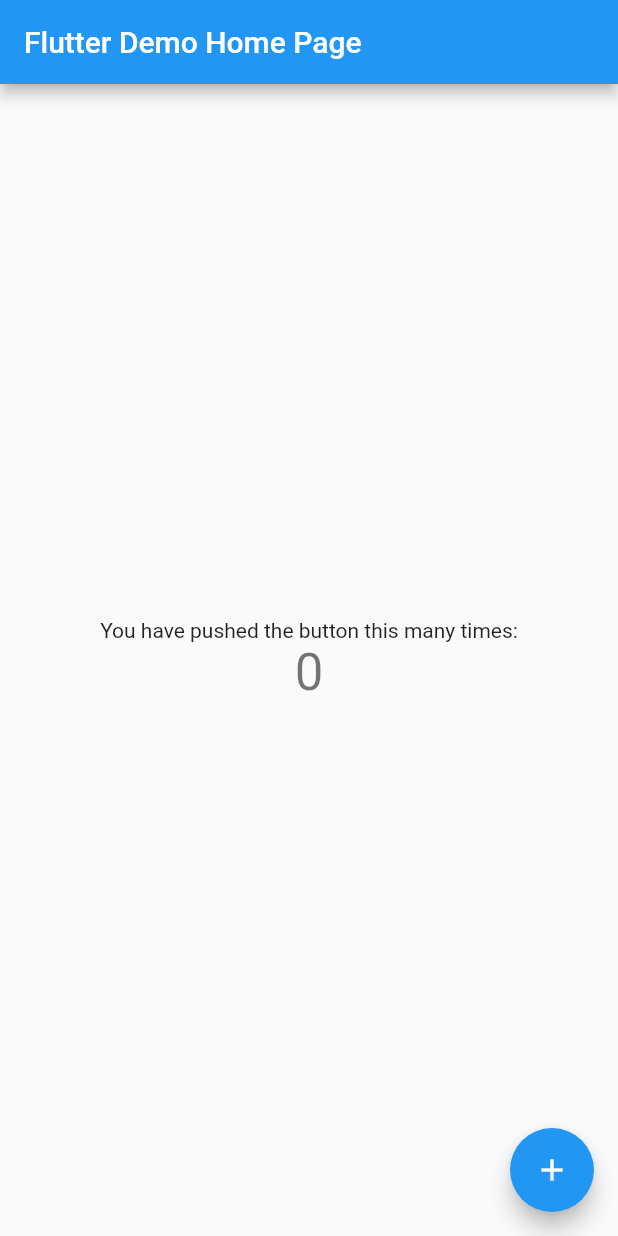
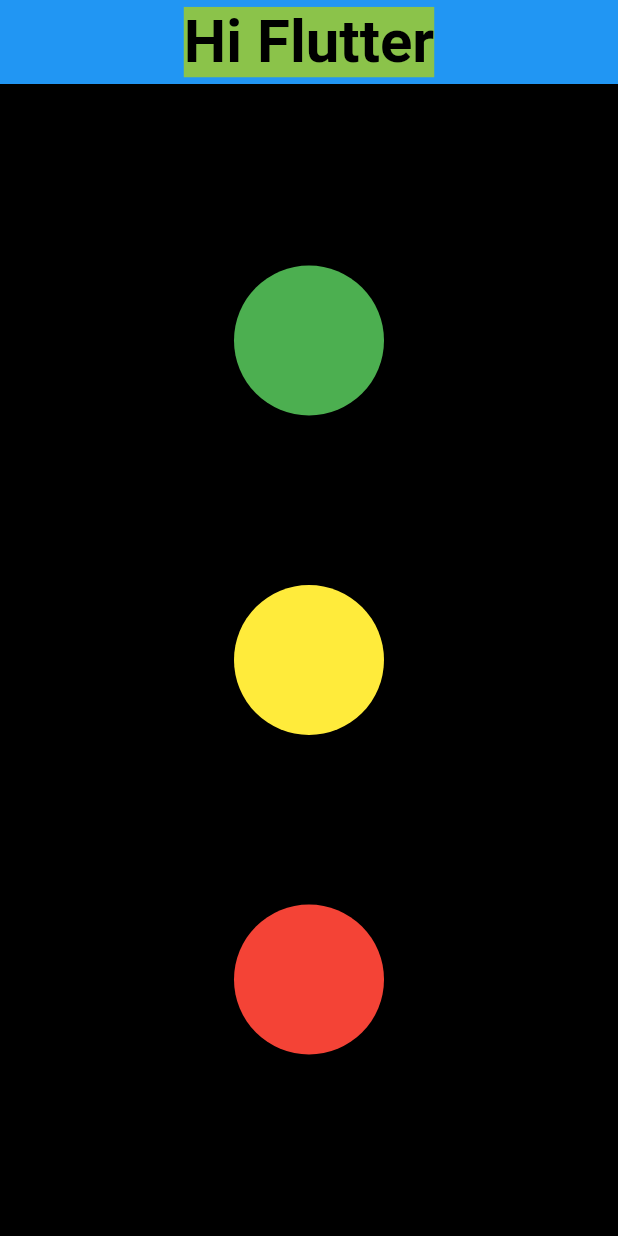
Before and after one commit to vivekvj18/Flutter-App-Tutorials, a Flutter app: the screen it shows after launch, on a phone screen of 412 x 824 dp. Run offline on Flutter 3.47's test engine with Material 2 defaults, Android fonts, the phone set to English and light mode, and no system bars.

Commit message:
Traffic Signal

```diff
--- a/lib/main.dart
+++ b/lib/main.dart
@@ -1,111 +1,55 @@
 import 'package:flutter/material.dart';
 
-void main() => runApp(MyApp());
 
-class MyApp extends StatelessWidget {
-  // This widget is the root of your application.
+void main(){
+  runApp(MaterialApp(
+    title: "Awsome App",
+    home: Homepage()
+  ));
+}
+
+
+class Homepage extends StatelessWidget {
   @override
   Widget build(BuildContext context) {
-    return MaterialApp(
-      title: 'Flutter Demo',
-      theme: ThemeData(
-        // This is the theme of your application.
-        //
-        // Try running your application with "flutter run". You'll see the
-        // application has a blue toolbar. Then, without quitting the app, try
-        // changing the primarySwatch below to Colors.green and then invoke
-        // "hot reload" (press "r" in the console where you ran "flutter run",
-        // or simply save your changes to "hot reload" in a Flutter IDE).
-        // Notice that the counter didn't reset back to zero; the application
-        // is not restarted.
-        primarySwatch: Colors.blue,
+    return Scaffold(
+      appBar: AppBar(title: Text("Hi Flutter",style: TextStyle(fontSize: 40,fontWeight: FontWeight.bold,backgroundColor: Colors.lightGreen,color: Colors.black,), ),
+
+          centerTitle: true
       ),
-      home: MyHomePage(title: 'Flutter Demo Home Page'),
+      body: Container(
+        color: Colors.black,
+        width: MediaQuery.of(context).size.width,
+        height: MediaQuery.of(context).size.height,
+        child: Padding(
+          padding: const EdgeInsets.all(8.0),
+          child: Column(
+            mainAxisAlignment: MainAxisAlignment.spaceEvenly,
+            crossAxisAlignment: CrossAxisAlignment.center,
+            children: <Widget>[
+              Container(
+
+                width: 100,
+                height: 100,
+
+                decoration: BoxDecoration(color: Colors.green,shape: BoxShape.circle),
+              ),
+              Container(
+
+                width: 100,
+                height: 100,
+                decoration: BoxDecoration(color: Colors.yellow,shape: BoxShape.circle),
+              ),
+              Container(
+
+                width: 100,
+                height: 100,
+                decoration: BoxDecoration(color: Colors.red,shape: BoxShape.circle),
+              )
+            ],
+          ),
+        ),
+      ),
     );
   }
 }
-
-class MyHomePage extends StatefulWidget {
-  MyHomePage({Key key, this.title}) : super(key: key);
-
-  // This widget is the home page of your application. It is stateful, meaning
-  // that it has a State object (defined below) that contains fields that affect
-  // how it looks.
-
-  // This class is the configuration for the state. It holds the values (in this
-  // case the title) provided by the parent (in this case the App widget) and
-  // used by the build method of the State. Fields in a Widget subclass are
-  // always marked "final".
-
-  final String title;
-
-  @override
-  _MyHomePageState createState() => _MyHomePageState();
-}
-
-class _MyHomePageState extends State<MyHomePage> {
-  int _counter = 0;
-
-  void _incrementCounter() {
-    setState(() {
-      // This call to setState tells the Flutter framework that something has
-      // changed in this State, which causes it to rerun the build method below
-      // so that the display can reflect the updated values. If we changed
-      // _counter without calling setState(), then the build method would not be
-      // called again, and so nothing would appear to happen.
-      _counter++;
-    });
-  }
-
-  @override
-  Widget build(BuildContext context) {
-    // This method is rerun every time setState is called, for instance as done
-    // by the _incrementCounter method above.
-    //
-    // The Flutter framework has been optimized to make rerunning build methods
-    // fast, so that you can just rebuild anything that needs updating rather
-    // than having to individually change instances of widgets.
-    return Scaffold(
-      appBar: AppBar(
-        // Here we take the value from the MyHomePage object that was created by
-        // the App.build method, and use it to set our appbar title.
-        title: Text(widget.title),
-      ),
-      body: Center(
-        // Center is a layout widget. It takes a single child and positions it
-        // in the middle of the parent.
-        child: Column(
-          // Column is also a layout widget. It takes a list of children and
-          // arranges them vertically. By default, it sizes itself to fit its
-          // children horizontally, and tries to be as tall as its parent.
-          //
-          // Invoke "debug painting" (press "p" in the console, choose the
-          // "Toggle Debug Paint" action from the Flutter Inspector in Android
-          // Studio, or the "Toggle Debug Paint" command in Visual Studio Code)
-          // to see the wireframe for each widget.
-          //
-          // Column has various properties to control how it sizes itself and
-          // how it positions its children. Here we use mainAxisAlignment to
-          // center the children vertically; the main axis here is the vertical
-          // axis because Columns are vertical (the cross axis would be
-          // horizontal).
-          mainAxisAlignment: MainAxisAlignment.center,
-          children: <Widget>[
-            Text(
-              'You have pushed the button this many times:',
-            ),
-            Text(
-              '$_counter',
-              style: Theme.of(context).textTheme.display1,
-            ),
-          ],
-        ),
-      ),
-      floatingActionButton: FloatingActionButton(
-        onPressed: _incrementCounter,
-        tooltip: 'Increment',
-        child: Icon(Icons.add),
-      ), // This trailing comma makes auto-formatting nicer for build methods.
-    );
-  }
-}
```
